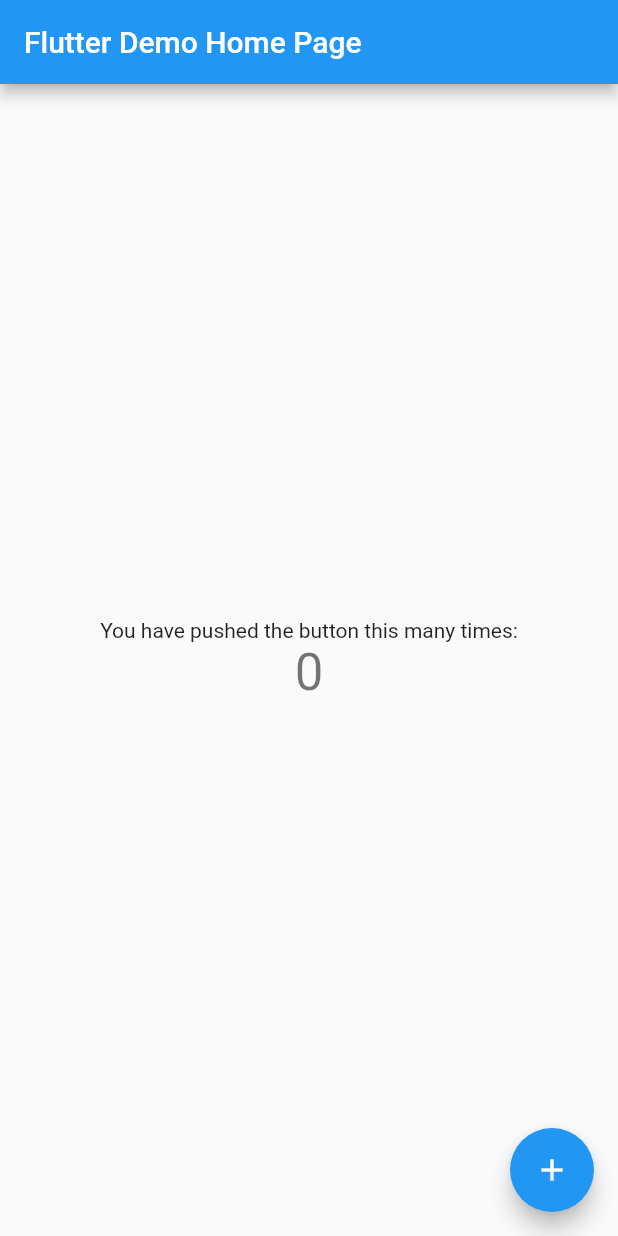
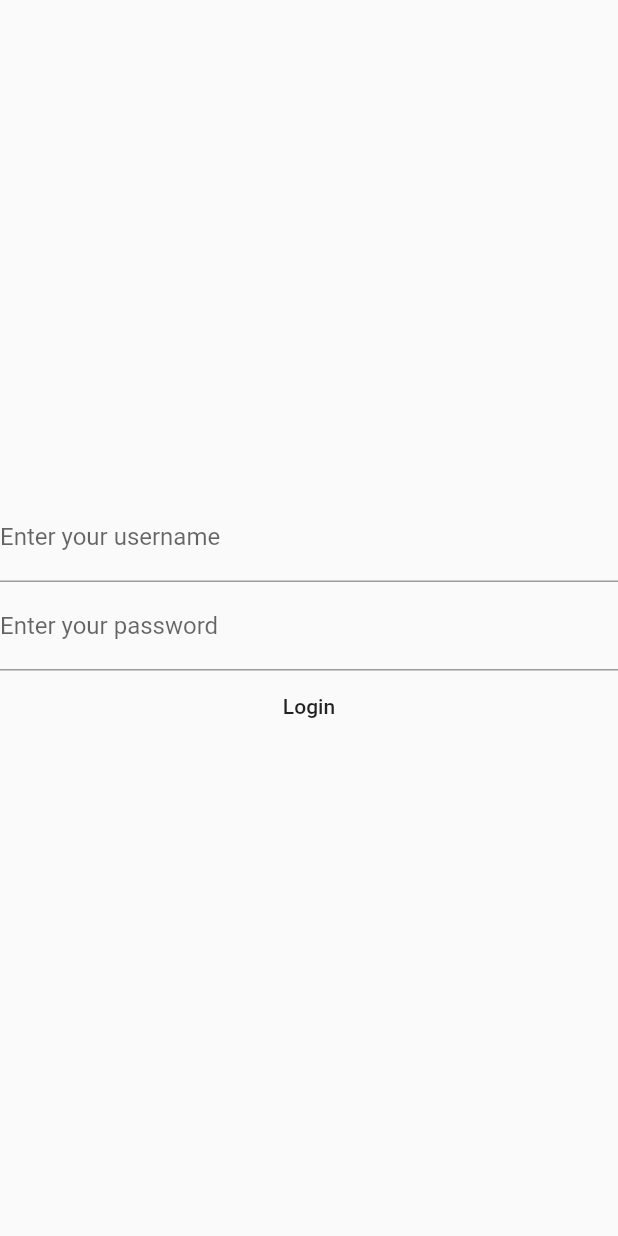
Before and after one commit to LRipi/EisenhowerMatrix, a Flutter app: the screen it shows after launch, on a phone screen of 412 x 824 dp. Run offline on Flutter 3.47's test engine with Material 2 defaults, Android fonts, the phone set to English and light mode, and no system bars.

Commit message:
[add]: login page and init from main onto login

```diff
--- /dev/null
+++ b/lib/Authentification/login.dart
@@ -0,0 +1,43 @@
+import 'package:flutter/material.dart';
+import '../main.dart';
+
+class LoginPage extends StatefulWidget {
+  @override
+  _LoginPageState createState() => _LoginPageState();
+}
+
+class _LoginPageState extends State<LoginPage>
+{
+  final _usernamecontroller = TextEditingController();
+  final _passwordcontroller = TextEditingController();
+
+  @override
+  Widget build(BuildContext context) {
+    return Scaffold (
+      body: Center (
+        child: Column(
+          mainAxisAlignment: MainAxisAlignment.center,
+          children: <Widget>[
+              TextField(
+                controller: _usernamecontroller,
+                decoration: new InputDecoration(
+                  labelText: "Enter your username",
+
+                ),
+              ),
+              TextField(
+                controller: _passwordcontroller,
+                decoration: new InputDecoration(labelText: "Enter your password"),
+              ),
+              FlatButton(
+                onPressed: () {
+                  debugPrint('Username: ' + _usernamecontroller.text + '\nPassword: ' + _passwordcontroller.text);
+                },
+                child: Text('Login'),
+              )
+            ],
+          ),
+        )
+    );
+  }
+}
--- a/lib/main.dart
+++ b/lib/main.dart
@@ -1,4 +1,5 @@
 import 'package:flutter/material.dart';
+import 'Authentification/login.dart';
 
 void main() => runApp(MyApp());
 
@@ -20,7 +21,7 @@ class MyApp extends StatelessWidget {
         // is not restarted.
         primarySwatch: Colors.blue,
       ),
-      home: MyHomePage(title: 'Flutter Demo Home Page'),
+      home: LoginPage(),
     );
   }
 }
```
Also changed, not shown: 1 other file.
